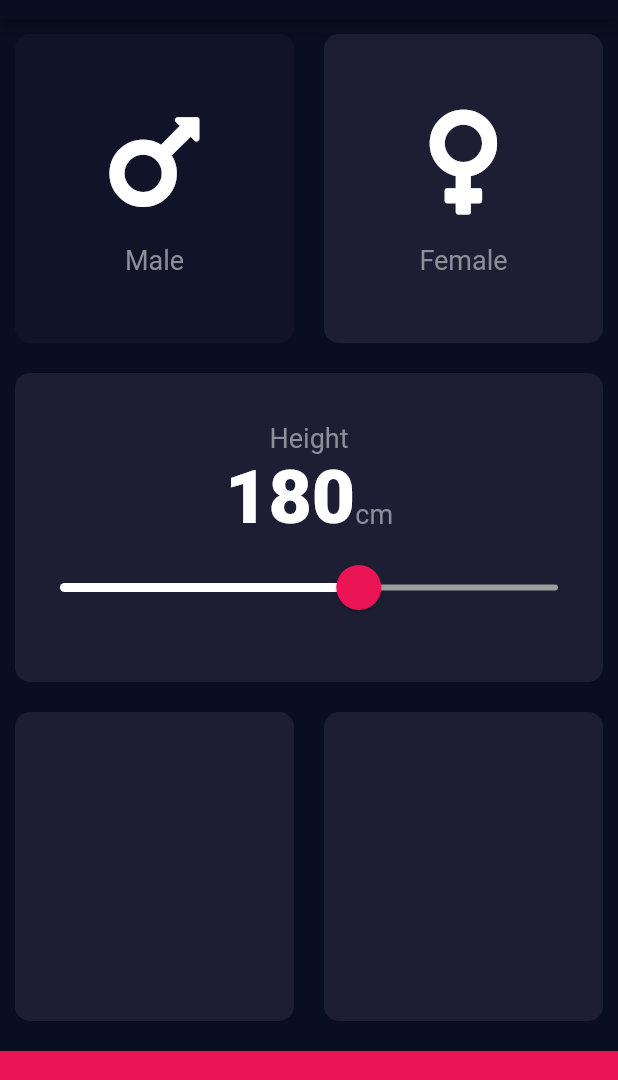
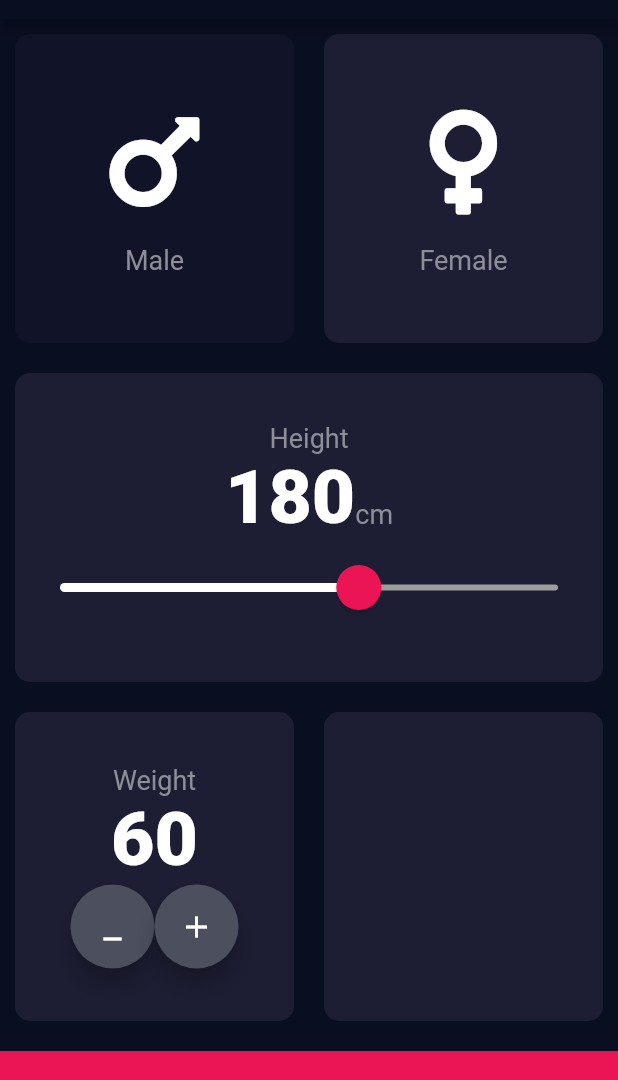
Before and after one commit to clbmrls14/bmi-calculator-flutter, a Flutter app: the screen it shows after launch, on a phone screen of 412 x 824 dp, the part 65-1145 px from its top. Run offline on Flutter 3.47's test engine with Material 2 defaults, Android fonts, the phone set to English and light mode, and no system bars; our stand-ins replace font_awesome_flutter.

Commit message:
restructured files, started on weight buttons

```diff
--- a/lib/icon_content.dart
+++ b/lib/components/icon_content.dart
@@ -1,5 +1,5 @@
 import 'package:flutter/material.dart';
-import './constants.dart';
+import '../constants.dart';
 
 
 class IconContent extends StatelessWidget {
--- a/lib/main.dart
+++ b/lib/main.dart
@@ -1,5 +1,5 @@
 import 'package:flutter/material.dart';
-import 'input_page.dart';
+import 'pages/input_page.dart';
 
 void main() => runApp(BMICalculator());
 
--- a/lib/input_page.dart
+++ b/lib/pages/input_page.dart
@@ -1,9 +1,9 @@
 import 'package:flutter/material.dart';
 import 'package:font_awesome_flutter/font_awesome_flutter.dart';
 
-import 'constants.dart';
-import 'icon_content.dart';
-import 'reusable_card.dart';
+import '../constants.dart';
+import '../components/icon_content.dart';
+import '../components/reusable_card.dart';
 
 enum Sex {
   male,
@@ -18,6 +18,7 @@ class InputPage extends StatefulWidget {
 class _InputPageState extends State<InputPage> {
   Sex selectedSex = Sex.female;
   int height = 180;
+  int weight = 60;
 
   @override
   Widget build(BuildContext context) {
@@ -121,6 +122,40 @@ class _InputPageState extends State<InputPage> {
                 Expanded(
                   child: ReusableCard(
                     cardColor: kActiveCardColor,
+                    cardChild: Column(
+                      mainAxisAlignment: MainAxisAlignment.center,
+                      children: [
+                        Text(
+                          'Weight',
+                          style: kLabelTextStyle,
+                        ),
+                        Text(
+                          weight.toString(),
+                          style: kNumberTextStyle,
+                        ),
+                        Row(
+                          mainAxisAlignment: MainAxisAlignment.center,
+                          children: [
+                            FloatingActionButton(
+                              backgroundColor: Color(0xFF4C4F5E),
+                              child: Icon(
+                                Icons.minimize,
+                                color: Colors.white,
+                              ),
+                              onPressed: (){},
+                            ),
+                            FloatingActionButton(
+                              backgroundColor: Color(0xFF4C4F5E),
+                              child: Icon(
+                                Icons.add,
+                                color: Colors.white,
+                              ),
+                              onPressed: (){},
+                            ),
+                          ],
+                        ),
+                      ],
+                    ),
                   ),
                 ),
                 Expanded(
```
Also changed, not shown: lib/components/reusable_card.dart (renamed from lib/reusable_card.dart).
